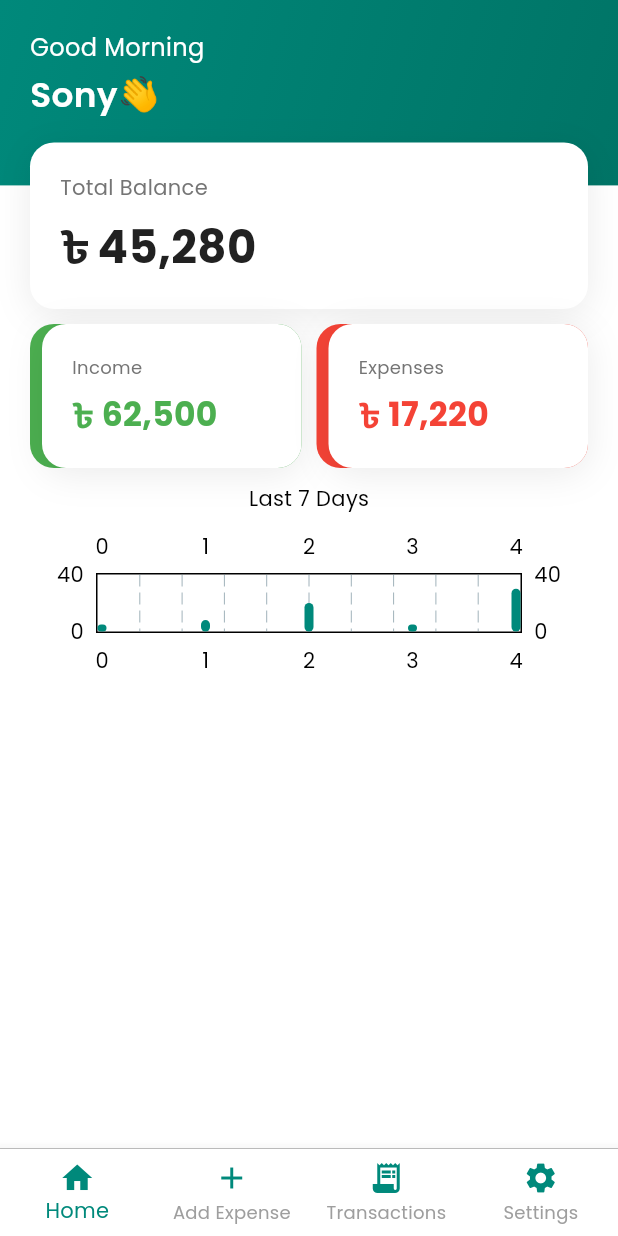
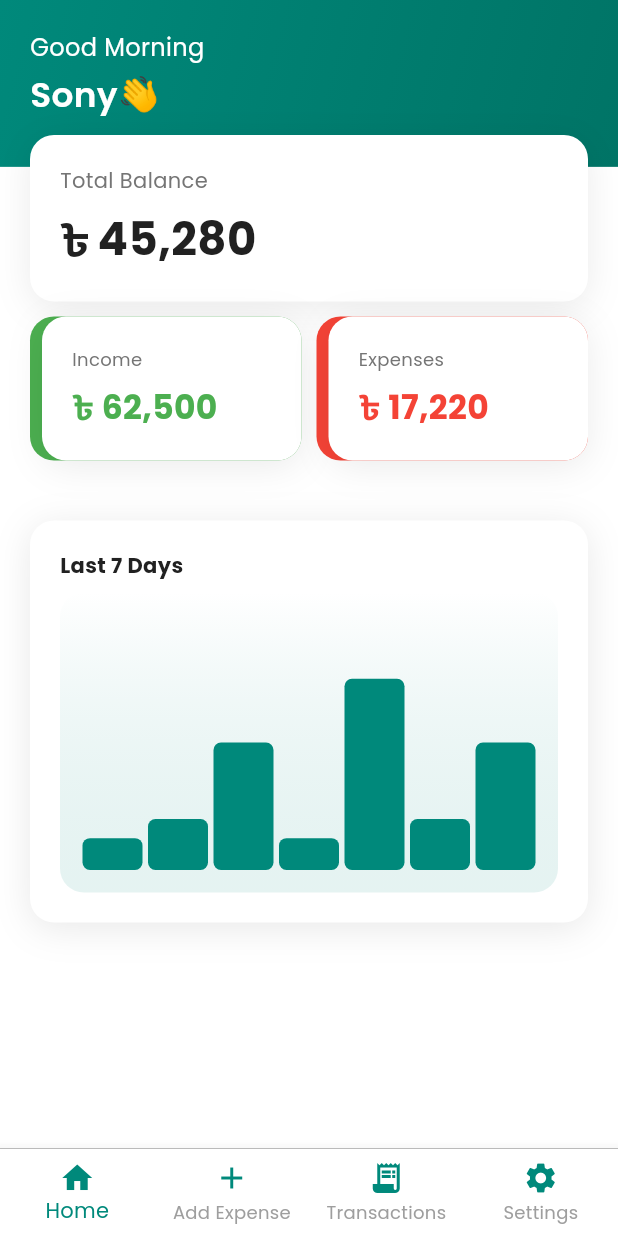
Before and after one commit to Sonykhan1121/money_mate, a Flutter app: the screen it shows after launch, on a phone screen of 412 x 824 dp. Run offline on Flutter 3.47's test engine with Material 3 defaults, Android fonts, the phone set to English and light mode, and no system bars; drawn by our look-alikes of fl_chart; our stand-ins replace device_preview, flutter_screenutil.

Commit message:
chart looks okay

```diff
--- a/lib/views/home_features/home_page.dart
+++ b/lib/views/home_features/home_page.dart
@@ -23,7 +23,7 @@ class _HomePageState extends State<HomePage> {
               children: [
                 // Gradient background with curve
                 Container(
-                  height: MediaQuery.of(context).size.height*0.15,
+                  height: MediaQuery.of(context).size.height*0.135,
                   decoration: const BoxDecoration(
                     gradient: LinearGradient(
                       begin: Alignment.topLeft,
@@ -69,7 +69,7 @@ class _HomePageState extends State<HomePage> {
                           ),
                         ],
                       ),
-                      const SizedBox(height: 15),
+                      const SizedBox(height: 10),
                       // Balance Card
                       Container(
                         width: double.infinity,
@@ -247,32 +247,20 @@ class _HomePageState extends State<HomePage> {
                           ),
                         ],
                       ),
-                      SizedBox(height: 10,),
-                      Column(
-                        children: [
-                          Text("Last 7 Days"),
-                          SizedBox(
-                            height: 10,
-                          ),
-                          Expanded(child:
-                          MiniBarChart(data: [5,8,20,5,30])
-                          ),
 
-                        ],
-                      )
+
+                      // MiniBarChart(data: [5,8,20,5,30])
                     ],
                   ),
                 ),
               ],
             ),
+
             // Rest of your content goes here
-            // Expanded(
-            //   child: Container(
-            //     child: const Center(
-            //       child: Text('Your content here'),
-            //     ),
-            //   ),
-            // ),
+            Padding(
+              padding: const EdgeInsets.all(20),
+              child: MiniBarChart(data: [5,8,20,5,30,8,20]),
+            ),
           ],
         ),
       ),
--- a/lib/widgets/mini_bar_chart.dart
+++ b/lib/widgets/mini_bar_chart.dart
@@ -2,10 +2,9 @@ import 'package:fl_chart/fl_chart.dart';
 import 'package:flutter/cupertino.dart';
 
 import '../utils/constants/colors.dart';
-
 class MiniBarChart extends StatefulWidget {
   final List<double> data;
-  const MiniBarChart({super.key,required this.data});
+  const MiniBarChart({super.key, required this.data});
 
   @override
   State<MiniBarChart> createState() => _MiniBarChartState();
@@ -14,18 +13,52 @@ class MiniBarChart extends StatefulWidget {
 class _MiniBarChartState extends State<MiniBarChart> {
   @override
   Widget build(BuildContext context) {
-    return SizedBox(
-      height: 100,
+    return Container(
+      padding: const EdgeInsets.all(20),
+      decoration: BoxDecoration(
+        color: DColors.fWhite,
+        borderRadius: BorderRadius.circular(16),
+        boxShadow: [
+          BoxShadow(
+            color: DColors.fBlack.withOpacity(0.1),
+            blurRadius: 20,
+            offset: const Offset(0, 4),
+          ),
+        ],
+      ),
+      child: Column(
+        crossAxisAlignment: CrossAxisAlignment.start, // align left
+        children: [
+          // Top-left label
+          Text(
+            'Last 7 Days',
+            style: TextStyle(
+              color: DColors.fBlack,
+              fontWeight: FontWeight.bold,
+              fontSize: 14,
+            ),
+          ),
+          const SizedBox(height: 8), // spacing
+          // Chart container
+          Container(
+            padding: const EdgeInsets.all(15),
+            height: 200,
+            decoration: BoxDecoration(
+              borderRadius: BorderRadius.circular(16),
+              gradient: LinearGradient(
+                colors: [DColors.fWhite.withOpacity(0.2), DColors.primary.withOpacity(0.1)],
+                begin: Alignment.topCenter,
+                end: Alignment.bottomCenter,
+              ),
+            ),
             child: BarChart(
               BarChartData(
                 alignment: BarChartAlignment.spaceBetween,
                 maxY: widget.data.reduce((a, b) => a > b ? a : b) + 10,
                 barTouchData: BarTouchData(enabled: true),
-          titlesData: FlTitlesData(
-            show: true,
-              ),
-          gridData: FlGridData(show: true),
-          borderData: FlBorderData(show: true),
+                titlesData: FlTitlesData(show: false),
+                gridData: FlGridData(show: false),
+                borderData: FlBorderData(show: false),
                 barGroups: widget.data.asMap().entries.map((entry) {
                   final i = entry.key;
                   final value = entry.value;
@@ -35,16 +68,17 @@ class _MiniBarChartState extends State<MiniBarChart> {
                       BarChartRodData(
                         toY: value,
                         color: DColors.primary,
-                  width: 6,
+                        width: 40,
                         borderRadius: BorderRadius.circular(5),
                       ),
                     ],
                   );
                 }).toList(),
-        )
-
+              ),
+            ),
+          ),
+        ],
       ),
     );
-
   }
 }
```
Lines whose indentation alone changed are shown as unchanged.
